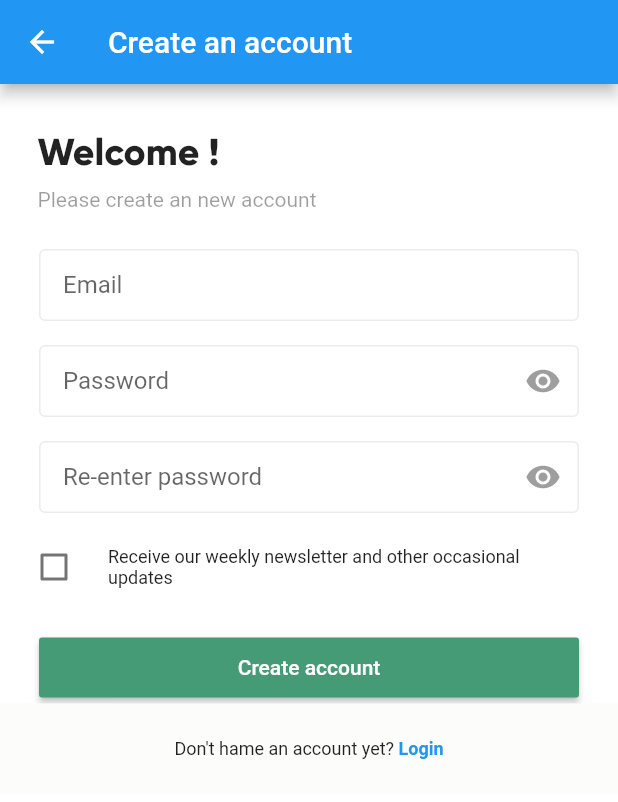
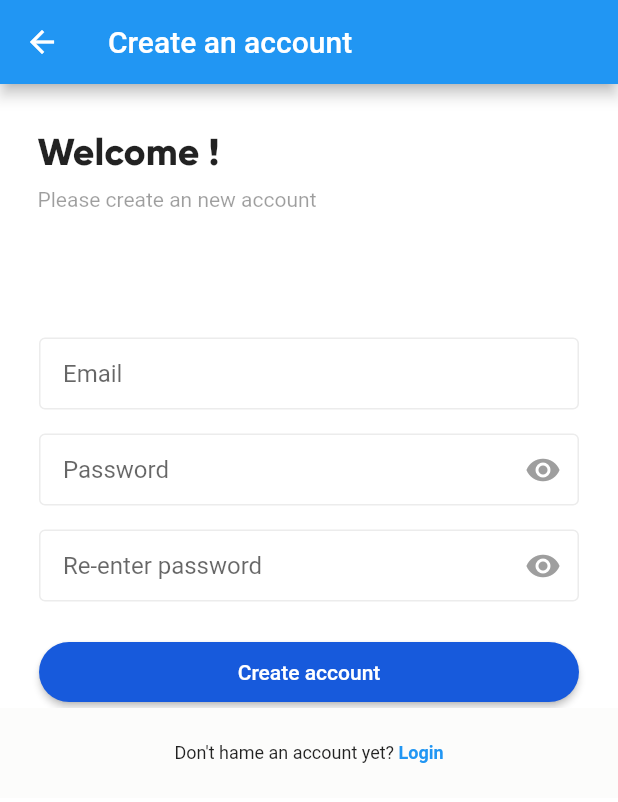
Before and after one commit to Omarwork048/test, a Flutter app: the screen it shows after launch, after a tap on "Signup", on a phone screen of 412 x 824 dp. Shown: the top 802 px of the screen. Run offline on Flutter 3.47's test engine with Material 2 defaults, Android fonts, the phone set to English and light mode, and no system bars; accounts and stored records are empty.

Commit message:
custom button and text field

```diff
--- a/lib/main.dart
+++ b/lib/main.dart
@@ -12,6 +12,8 @@ class MyApp extends StatelessWidget {
     return MaterialApp(
         debugShowCheckedModeBanner: false,
         initialRoute: LoginScreen.id,
-        routes: {LoginScreen.id: (context) => LoginScreen()});
+        routes: {
+          LoginScreen.id: (context) => LoginScreen(),
+        });
   }
 }
--- a/lib/screens/constants.dart
+++ b/lib/screens/constants.dart
@@ -3,3 +3,8 @@ import 'package:flutter/material.dart';
 const KmainColor = Color(0xFF175ADC);
 
 const KgColor = Color(0xFFC5C5C7);
+
+const KyColor = Color(0xFFFFAE17);
+
+const KaColor = Color(0xFF213458);
+const KwColor = Color(0xFFFFFFFF);
--- a/lib/screens/login_screen.dart
+++ b/lib/screens/login_screen.dart
@@ -1,6 +1,8 @@
 import 'package:flutter/material.dart';
 import 'package:test/screens/constants.dart';
 import 'package:test/screens/signup_screen.dart';
+import 'package:test/widgets/custom_button.dart';
+import 'package:test/widgets/custom_text_field.dart';
 
 class LoginScreen extends StatelessWidget {
   static String id = 'LiginScreen';
@@ -13,7 +15,7 @@ class LoginScreen extends StatelessWidget {
           title: Text("Sign in"),
         ),
         body: Container(
-          color: Colors.white,
+          color: KwColor,
           child: ListView(
             children: <Widget>[
               Padding(
@@ -47,18 +49,30 @@ class LoginScreen extends StatelessWidget {
               Padding(
                 padding:
                     const EdgeInsets.symmetric(vertical: 8.0, horizontal: 20.0),
-                child: TextField(
-                  cursorColor: KmainColor,
-                  decoration: InputDecoration(
-                      focusedBorder: OutlineInputBorder(
-                          borderRadius: BorderRadius.circular(22)),
-                      hintText: 'Username or Phone Number',
-                      filled: true,
-                      enabledBorder: OutlineInputBorder(
-                          borderRadius: BorderRadius.circular(22),
-                          borderSide: BorderSide(color: Colors.black))),
+                child: CustomTextField(
+                  hintText: "Username or Phone Number",
+                  inputType: TextInputType.emailAddress,
                 ),
               ),
+              Padding(
+                padding:
+                    const EdgeInsets.symmetric(vertical: 8.0, horizontal: 20.0),
+                child: CustomTextField(
+                  hintText: "Password",
+                  obscureText: true,
+                  inputType: TextInputType.number,
+                ),
+              ),
+              Padding(
+                padding: EdgeInsets.all(16),
+                child: CustomButton(text: "Login"),
+              ),
+              Container(
+                alignment: Alignment.center,
+                child: Text("Or connect using",
+                    style: TextStyle(color: Colors.black38)),
+              ),
+              SizedBox(height: 150),
               Container(
                 alignment: Alignment.center,
                 child: Text.rich(TextSpan(
--- a/lib/screens/signup_screen.dart
+++ b/lib/screens/signup_screen.dart
@@ -1,4 +1,6 @@
 import 'package:flutter/material.dart';
+import 'package:test/screens/constants.dart';
+import 'package:test/widgets/custom_text_field.dart';
 
 class SignUp extends StatefulWidget {
   static String id = 'SingupScreen';
@@ -52,6 +54,7 @@ class _SignUpState extends State<SignUp> with RegisterAuth {
                           crossAxisAlignment: CrossAxisAlignment.start,
                           children: <Widget>[
                             const SizedBox(height: 25.0),
+                            CustomTextField(),
                             TextFormField(
                               decoration: buildInputDecoration("Email"),
                               validator: InputValidator.email,
@@ -86,31 +89,15 @@ class _SignUpState extends State<SignUp> with RegisterAuth {
                           ],
                         ),
                       ),
-                      Padding(
-                        padding: const EdgeInsets.only(right: 26.0),
-                        child: CheckboxListTile(
-                          onChanged: (a) {
-                            setState(() {
-                              rememberMe = !rememberMe;
-                            });
-                          },
-                          value: rememberMe,
-                          controlAffinity: ListTileControlAffinity.leading,
-                          title: const Text(
-                            "Receive our weekly newsletter and other occasional updates",
-                            style: TextStyle(
-                              fontSize: 12.0,
-                            ),
-                          ),
-                        ),
-                      ),
                       const SizedBox(height: 15.0),
                       Padding(
                         padding: const EdgeInsets.symmetric(horizontal: 26),
                         child: MaterialButton(
+                          shape: RoundedRectangleBorder(
+                              borderRadius: BorderRadius.circular(20)),
                           height: 40.0,
                           minWidth: MediaQuery.of(context).size.width,
-                          color: const Color(0xff449b76),
+                          color: KmainColor,
                           onPressed: () {
                             register();
                           },
@@ -215,12 +202,12 @@ class InputValidator {
   static String? emailText;
   static String? name;
 
-  static emptyCheck(String msg) {
-    return (t) {
-      if (t.isEmpty || t == null) return msg;
-      return null;
-    };
-  }
+  // static emptyCheck(String msg) {
+  //   return (t) {
+  //     if (t.isEmpty || t == null) return msg;
+  //     return null;
+  //   };
+  // }
 
   static String? email(String? t) {
     if (t!.isEmpty) return "Email can't be empty";
@@ -233,3 +220,22 @@ class InputValidator {
     return null;
   }
 }
+
+// Padding(
+//   padding: const EdgeInsets.only(right: 26.0),
+//   child: CheckboxListTile(
+//     onChanged: (a) {
+//       setState(() {
+//         rememberMe = !rememberMe;
+//       });
+//     },
+//     value: rememberMe,
+//     controlAffinity: ListTileControlAffinity.leading,
+//     title: const Text(
+//       "Receive our weekly newsletter and other occasional updates",
+//       style: TextStyle(
+//         fontSize: 12.0,
+//       ),
+//     ),
+//   ),
+// ),
--- /dev/null
+++ b/lib/widgets/custom_button.dart
@@ -0,0 +1,30 @@
+import 'package:flutter/material.dart';
+import 'package:test/screens/constants.dart';
+
+class CustomButton extends StatelessWidget {
+  CustomButton({this.onTap, required this.text});
+  VoidCallback? onTap;
+  String text;
+  @override
+  Widget build(BuildContext context) {
+    return GestureDetector(
+      onTap: onTap,
+      child: Container(
+        decoration: BoxDecoration(
+          color: KmainColor,
+          borderRadius: BorderRadius.circular(35),
+        ),
+        width: double.infinity,
+        height: 40,
+        child: Center(
+          child: Text(
+            text,
+            style: TextStyle(
+              color: Colors.white,
+            ),
+          ),
+        ),
+      ),
+    );
+  }
+}
--- /dev/null
+++ b/lib/widgets/custom_text_field.dart
@@ -0,0 +1,35 @@
+import 'package:flutter/material.dart';
+import 'package:test/screens/constants.dart';
+
+class CustomTextField extends StatelessWidget {
+  CustomTextField(
+      {this.hintText,
+      this.inputType,
+      this.onChanged,
+      this.obscureText = false});
+  Function(String)? onChanged;
+  String? hintText;
+  TextInputType? inputType;
+  bool? obscureText;
+  @override
+  Widget build(BuildContext context) {
+    return TextFormField(
+      obscureText: obscureText!,
+      onChanged: onChanged,
+      keyboardType: inputType,
+      decoration: InputDecoration(
+        hintText: hintText,
+        enabledBorder: OutlineInputBorder(
+          borderSide: BorderSide(
+            color: KwColor,
+          ),
+          borderRadius: BorderRadius.circular(35),
+        ),
+        border: OutlineInputBorder(
+          borderSide: BorderSide(),
+          borderRadius: BorderRadius.circular(35),
+        ),
+      ),
+    );
+  }
+}
```
